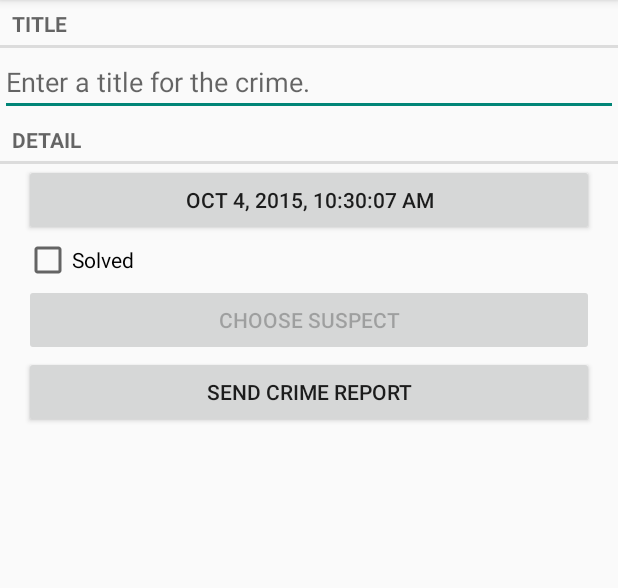
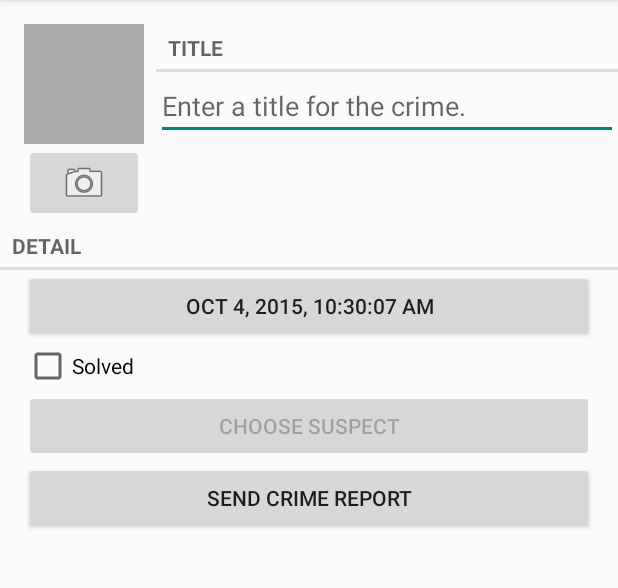
Before and after one commit to svktylmz/CriminalIntent, an Android app: the CrimeFragment screen opened directly, with no data from a screen before it, on a phone screen of 412 x 824 dp, the part 84-672 px from its top. Run offline under Robolectric (Android 15) with nearby library versions, the phone set to English and light mode, and no system bars.

Commit message:
fragment_crime.xml and land/fragment_crime.xml updated with new widgets.

```diff
--- a/app/src/main/res/layout-land/fragment_crime.xml
+++ b/app/src/main/res/layout-land/fragment_crime.xml
@@ -4,16 +4,7 @@
     android:layout_height="match_parent"
     android:orientation="vertical" >
 
-    <TextView
-        android:layout_width="match_parent"
-        android:layout_height="wrap_content"
-        android:text="@string/crime_title_label"
-        style="?android:listSeparatorTextViewStyle"/>
-
-    <EditText android:id="@+id/crime_title"
-        android:layout_width="match_parent"
-        android:layout_height="wrap_content"
-        android:hint="@string/crime_title_hint"/>
+    <include layout="@layout/view_camera_and_title" />
 
     <TextView
         android:layout_width="match_parent"
--- a/app/src/main/res/layout/fragment_crime.xml
+++ b/app/src/main/res/layout/fragment_crime.xml
@@ -4,16 +4,7 @@
     android:layout_height="match_parent"
     android:orientation="vertical" >
 
-    <TextView
-        android:layout_width="match_parent"
-        android:layout_height="wrap_content"
-        android:text="@string/crime_title_label"
-        style="?android:listSeparatorTextViewStyle"/>
-
-    <EditText android:id="@+id/crime_title"
-        android:layout_width="match_parent"
-        android:layout_height="wrap_content"
-        android:hint="@string/crime_title_hint"/>
+    <include layout="@layout/view_camera_and_title" />
 
     <TextView
         android:layout_width="match_parent"
```
